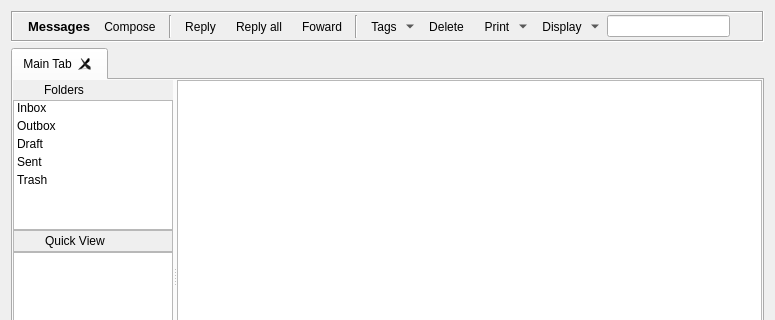
Qt form retroshare-gui/src/gui/MessagesDialog.ui (RetroShare/RetroShare) before a commit; both pictures show x 0 to 775 and y 0 to 320 of the 775 by 485 pixel window.
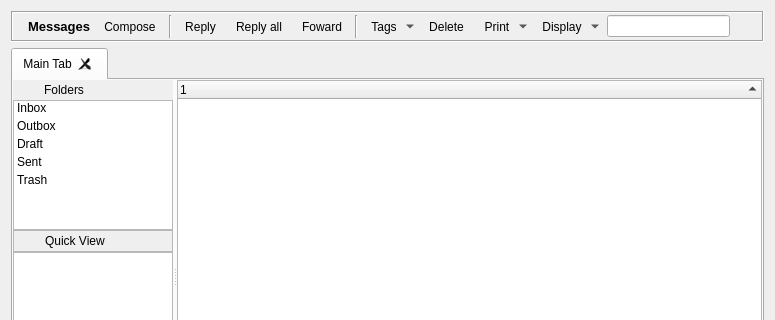
The same form after that commit. Icons and pictures are not drawn. Custom widgets are drawn as their Qt base class.

Commit message: Switched MessagesDialog from QTreeView to QTreeWidget and use GxsIdRSTreeWidgetItem to show the gxs id for a distant message.

Diff of the .ui file:
```diff
--- a/retroshare-gui/src/gui/MessagesDialog.ui
+++ b/retroshare-gui/src/gui/MessagesDialog.ui
@@ -708,7 +708,7 @@
            <property name="orientation">
             <enum>Qt::Vertical</enum>
            </property>
-           <widget class="RSTreeView" name="messagestreeView">
+           <widget class="RSTreeWidget" name="messageTreeWidget">
             <property name="font">
              <font>
               <pointsize>9</pointsize>
@@ -720,12 +720,23 @@
             <property name="selectionMode">
              <enum>QAbstractItemView::ExtendedSelection</enum>
             </property>
+            <property name="rootIsDecorated">
+             <bool>false</bool>
+            </property>
             <property name="sortingEnabled">
              <bool>true</bool>
             </property>
             <property name="allColumnsShowFocus">
              <bool>true</bool>
             </property>
+            <property name="expandsOnDoubleClick">
+             <bool>false</bool>
+            </property>
+            <column>
+             <property name="text">
+              <string notr="true">1</string>
+             </property>
+            </column>
            </widget>
            <widget class="QWidget" name="layoutWidget">
             <layout class="QGridLayout" name="msgLayout"/>
@@ -822,9 +833,9 @@
    <container>1</container>
   </customwidget>
   <customwidget>
-   <class>RSTreeView</class>
-   <extends>QTreeView</extends>
-   <header>gui/common/RSTreeView.h</header>
+   <class>RSTreeWidget</class>
+   <extends>QTreeWidget</extends>
+   <header>gui/common/RSTreeWidget.h</header>
   </customwidget>
  </customwidgets>
  <tabstops>
```
The commit also changes 2 other files.
